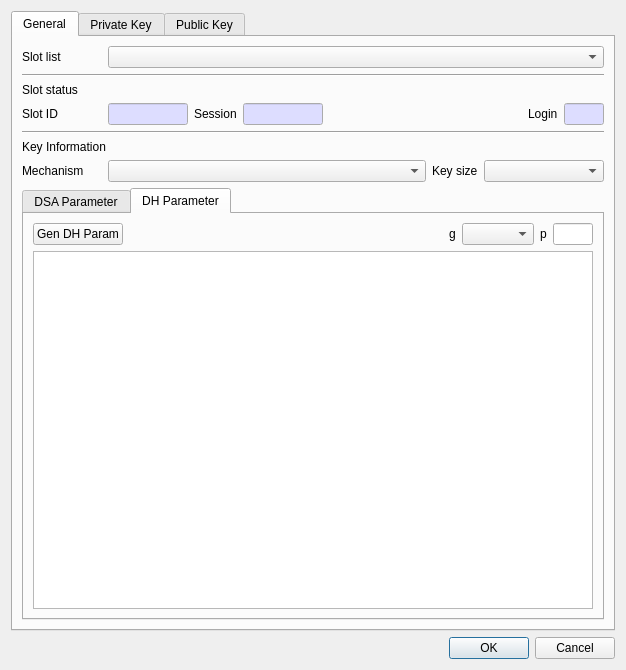
Qt form CryptokiMan/gen_key_pair_dlg.ui (jykim74/CryptokiMan) before a commit.
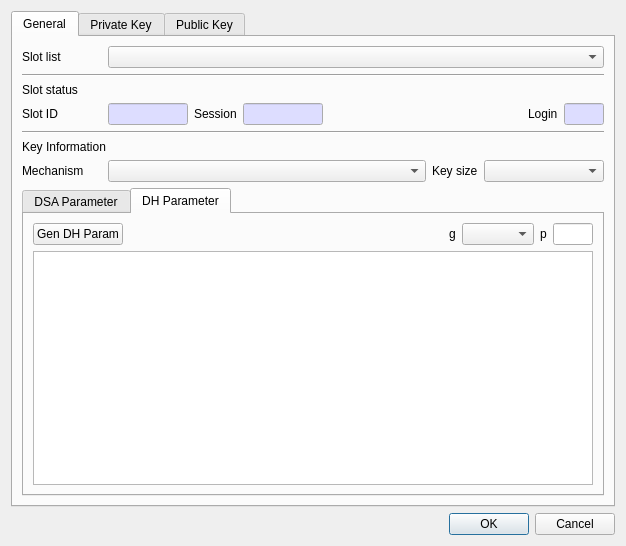
The same form after that commit.

Diff of the .ui file:
```diff
--- a/CryptokiMan/gen_key_pair_dlg.ui
+++ b/CryptokiMan/gen_key_pair_dlg.ui
@@ -7,7 +7,7 @@
     <x>0</x>
     <y>0</y>
     <width>626</width>
-    <height>670</height>
+    <height>536</height>
    </rect>
   </property>
   <property name="windowTitle">
```
